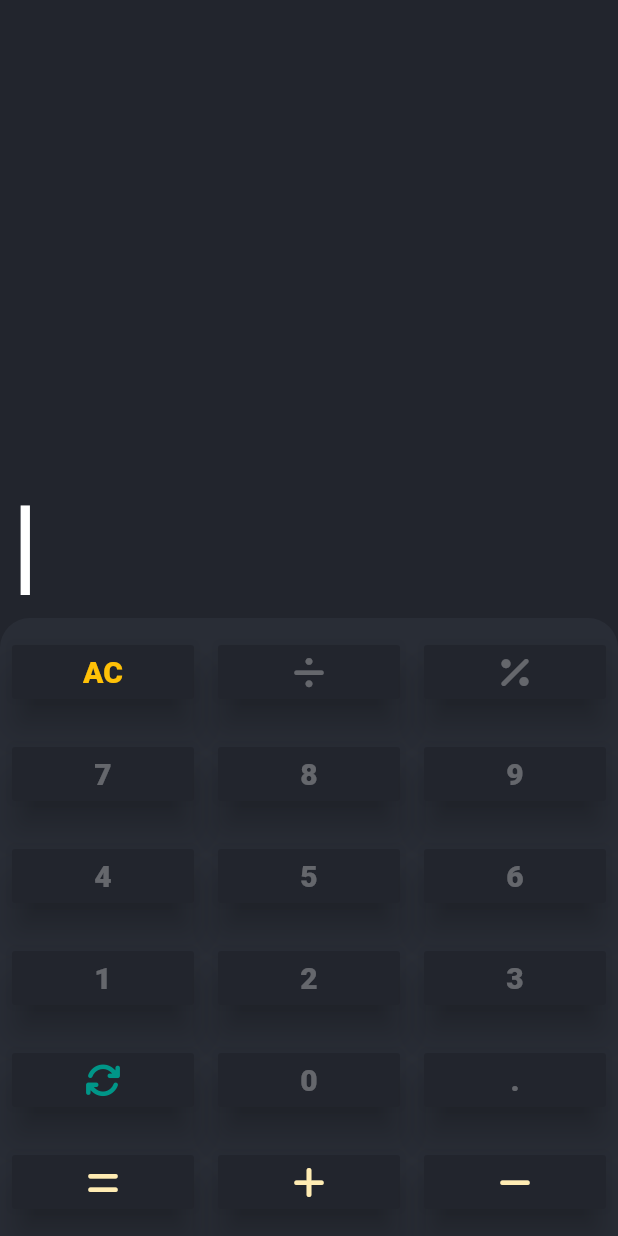
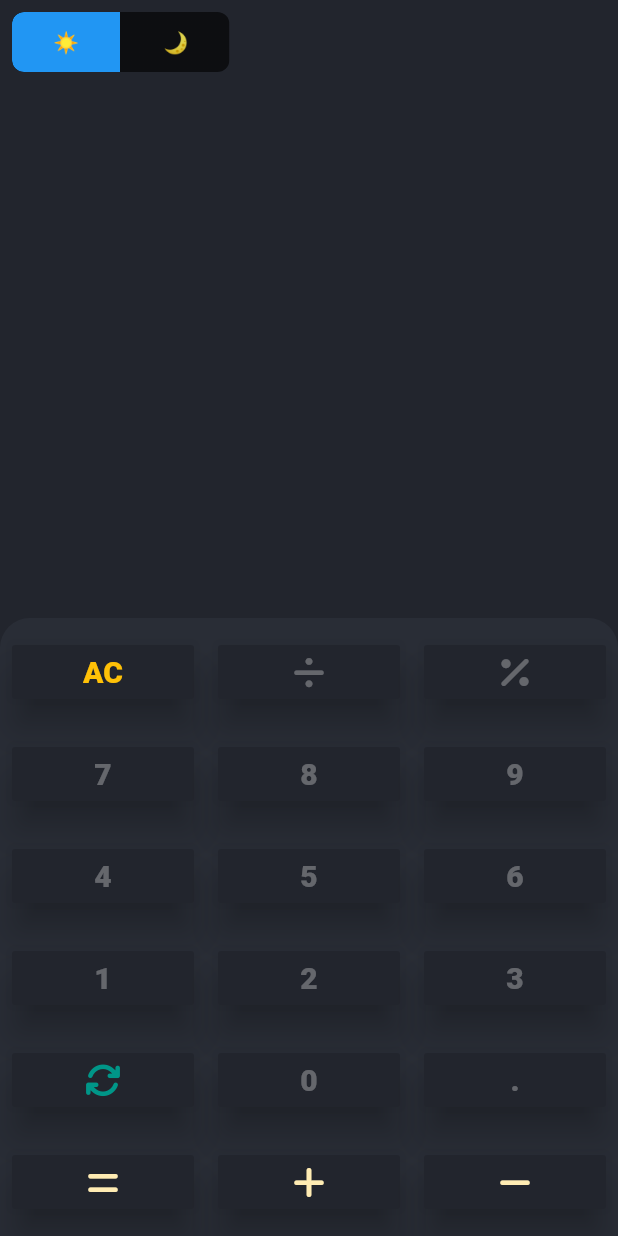
Before and after one commit to AzorAha1/calculator, a Flutter app: the screen it shows after launch, on a phone screen of 412 x 824 dp. Run offline on Flutter 3.47's test engine with Material 2 defaults, Android fonts, the phone set to English and light mode, and no system bars; drawn by our look-alikes of toggle_switch; our stand-ins replace font_awesome_flutter; missing offline and left inert: day_night_switcher.

Commit message:
adding dark and light mode

```diff
--- a/lib/home.dart
+++ b/lib/home.dart
@@ -1,7 +1,10 @@
 import 'dart:math';
 import 'package:calculator/constants.dart';
+import 'package:calculator/mythemes.dart';
 import 'package:flutter/material.dart';
 import 'package:font_awesome_flutter/font_awesome_flutter.dart';
+import 'package:day_night_switcher/day_night_switcher.dart';
+import 'package:toggle_switch/toggle_switch.dart';
 
 class Startpage extends StatefulWidget {
   const Startpage({Key? key}) : super(key: key);
@@ -11,14 +14,16 @@ class Startpage extends StatefulWidget {
 }
 
 class _StartpageState extends State<Startpage> {
-  String newinput = '|';
-  var result;
+  String newinput = '';
+  dynamic result;
+  bool change = true;
 
   @override
   Widget build(BuildContext context) {
     return Scaffold(
-      backgroundColor: Color(0xff22252D),
-      body: Column(
+      backgroundColor: change ? Color(0xff22252D) : Colors.white,
+      body: SafeArea(
+        child: Column(
           children: [
             Expanded(
               child: newcontainer(
@@ -28,6 +33,26 @@ class _StartpageState extends State<Startpage> {
                     mainAxisAlignment: MainAxisAlignment.start,
                     crossAxisAlignment: CrossAxisAlignment.end,
                     children: [
+                      Align(
+                        alignment: Alignment.topCenter,
+                        child: ToggleSwitch(
+                          initialLabelIndex: 0,
+                          totalSwitches: 2,
+                          labels: ['☀️', '🌙'],
+                          onToggle: (index) {
+                            print('switched to: $index');
+                            if (index == 0) {
+                              setState(() {
+                                change = false;
+                              });
+                            } else if (index == 1) {
+                              setState(() {
+                                change = true;
+                              });
+                            }
+                          },
+                        ),
+                      ),
                       Text(
                         newinput,
                         style: TextStyle(
@@ -38,7 +63,7 @@ class _StartpageState extends State<Startpage> {
                     ],
                   ),
                 ),
-              color: Color(0xff22252D),
+                color: change ? Color(0xff22252D) : Colors.white,
               ),
             ),
             Expanded(
@@ -54,6 +79,7 @@ class _StartpageState extends State<Startpage> {
                             setState(() {
                               newinput = '';
                               print('clear');
+                              change = !change;
                             });
                           },
                           child: Text(
@@ -258,7 +284,7 @@ class _StartpageState extends State<Startpage> {
                   ],
                 ),
                 decoration: BoxDecoration(
-                color: Color(0xff292D36),
+                  color: change ? Color(0xff292D36) : Colors.white,
                   borderRadius: BorderRadius.only(
                     topLeft: Radius.circular(20),
                     topRight: Radius.circular(20),
@@ -268,6 +294,7 @@ class _StartpageState extends State<Startpage> {
             ),
           ],
         ),
+      ),
     );
   }
 }
@@ -275,12 +302,14 @@ class _StartpageState extends State<Startpage> {
 class buttons extends StatelessWidget {
   Widget? child;
   Function()? onpressed;
-  buttons({this.child, this.onpressed});
+  buttons({this.child, this.onpressed, this.color});
+  Color? color;
 
   @override
   Widget build(BuildContext context) {
     return Expanded(
       child: Container(
+        color: color,
         decoration: BoxDecoration(
           borderRadius: BorderRadius.circular(12),
         ),
--- a/lib/magic.dart
+++ /dev/null
@@ -1,5 +0,0 @@
-import 'package:flutter/material.dart';
-
-void main(List<String> args) {
-  print('hello');
-}
--- a/lib/main.dart
+++ b/lib/main.dart
@@ -13,6 +13,7 @@ class MyApp extends StatelessWidget {
   Widget build(BuildContext context) {
     return MaterialApp(
       home: Startpage(),
+      themeMode: ThemeMode.light,
     );
   }
 }
--- a/pubspec.yaml
+++ b/pubspec.yaml
@@ -32,6 +32,8 @@ dependencies:
   flutter:
     sdk: flutter
   font_awesome_flutter: ^10.2.1
+  day_night_switcher: ^0.2.0+1
+  toggle_switch: ^2.0.1
 
 
   # The following adds the Cupertino Icons font to your application.
```
Also changed, not shown: lib/mythemes.dart (added, +9 -0 lines), pubspec.lock, 6 other files. Lines whose indentation alone changed are shown as unchanged.
